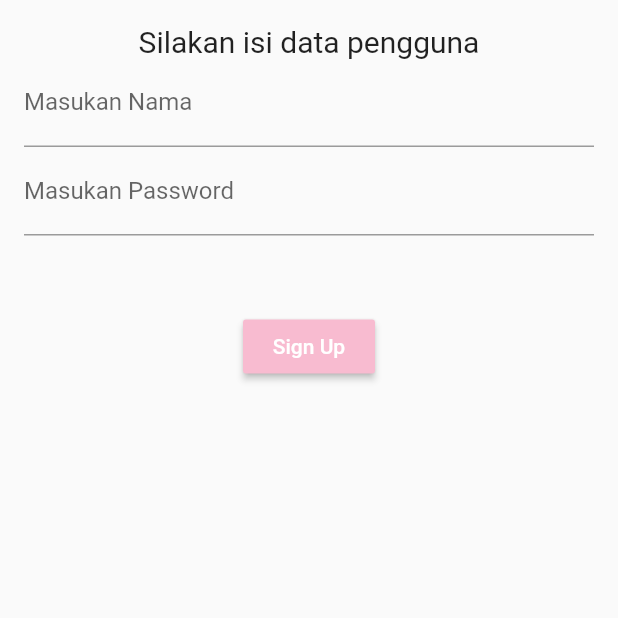
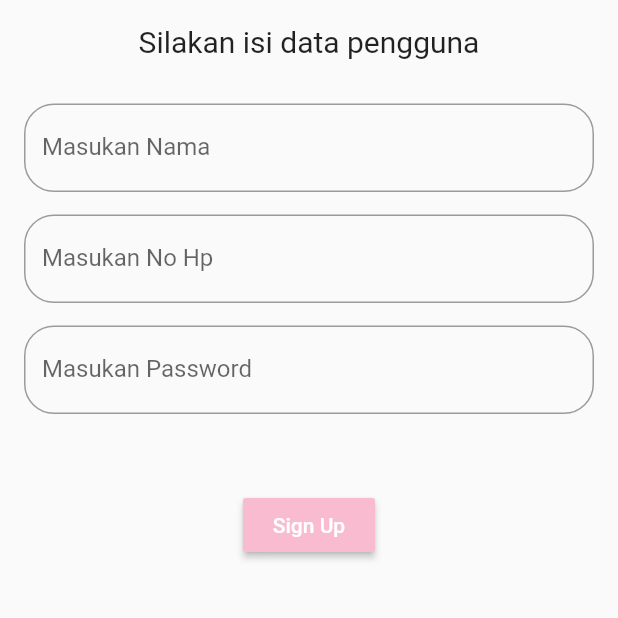
Before and after one commit to adamwib/flutter_money, a Flutter app: the screen it shows after launch, after a tap on "Sign Up With Google", on a phone screen of 412 x 824 dp, the top half of it. Run offline on Flutter 3.47's test engine with Material 2 defaults, Android fonts, the phone set to English and light mode, and no system bars; network calls fail.

```diff
--- a/lib/main.dart
+++ b/lib/main.dart
@@ -21,11 +21,11 @@ class _LoginState extends State<Login> {
               height: 100.0,
             ),
             Image.network(
-              "https://cdn-images-1.medium.com/max/1200/1*ilC2Aqp5sZd1wi0CopD1Hw.png",
+              "https://cdn.pixabay.com/photo/2018/10/03/11/31/wallet-3721156_960_720.png",
               height: 150.0,
             ),
             Text(
-              "Flutter Money",
+              "DompetQ",
               style: TextStyle(fontWeight: FontWeight.bold, fontSize: 30.0),
             ),
             SizedBox(
--- a/lib/register.dart
+++ b/lib/register.dart
@@ -1,4 +1,5 @@
 import 'package:flutter/material.dart';
+import 'package:fluttermoney/home.dart';
 
 class Register extends StatefulWidget {
   @override
@@ -19,20 +20,48 @@ class _RegisterState extends State<Register> {
                   "Silakan isi data pengguna",
                   style: TextStyle(fontSize: 20.0),
                 ),
+                SizedBox(
+                  height: 30.0,
+                ),
                 TextFormField(
-                  decoration: InputDecoration(labelText: "Masukan Nama"),
+                  decoration: InputDecoration(
+                      labelText: "Masukan Nama",
+                      border: OutlineInputBorder(
+                          borderRadius: BorderRadius.circular(20.0))),
+                ),
+                SizedBox(
+                  height: 15.0,
+                ),
+                TextFormField(
+                  keyboardType: TextInputType.phone,
+                  decoration: InputDecoration(
+                      labelText: "Masukan No Hp",
+                      border: OutlineInputBorder(
+                          borderRadius: BorderRadius.circular(20.0))),
+                ),
+                SizedBox(
+                  height: 15.0,
                 ),
                 TextFormField(
                   obscureText: true,
-                  decoration: InputDecoration(labelText: "Masukan Password"),
+                  decoration: InputDecoration(
+                      labelText: "Masukan Password",
+                      border: OutlineInputBorder(
+                          borderRadius: BorderRadius.circular(20.0))),
                 ),
                 SizedBox(
                   height: 50.0,
                 ),
                 MaterialButton(
                   color: Colors.pink[100],
-                  onPressed: () {},
-                  child: Text("Sign Up", style: TextStyle(color: Colors.white),),
+                  onPressed: () {
+                    Navigator.push(context,
+                        MaterialPageRoute(builder: (context) => Home()));
+                  },
+                  child: Text(
+                    "Sign Up",
+                    style: TextStyle(color: Colors.white),
+                  ),
                 )
               ],
             ),
```
Also changed, not shown: lib/home.dart (+81 -1 lines), lib/withdraw.dart (added, +23 -0 lines), 1 other file.
